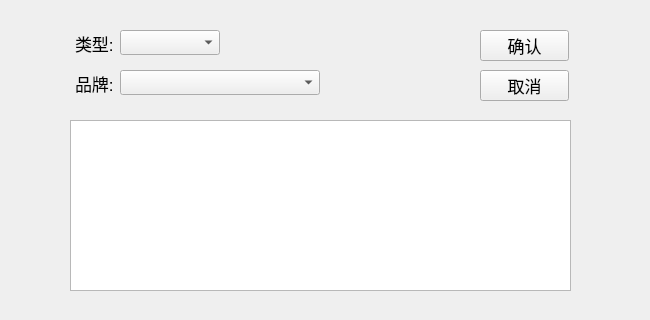
This is vendingMachine/modules/find_module/vm_findgoods.ui in linuxalan/myqtcode as Qt 5 draws it before an edit. The edited form follows.
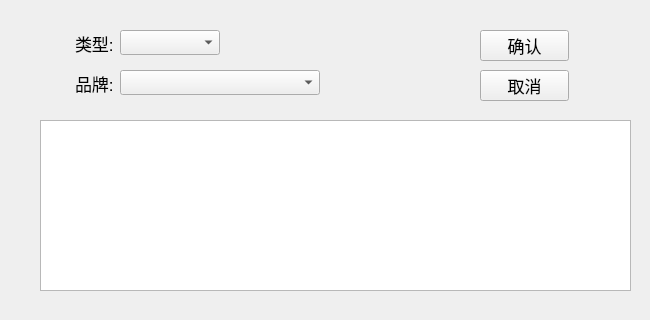
This is the edited form.

What changed in the file:
```diff
--- a/vendingMachine/modules/find_module/vm_findgoods.ui
+++ b/vendingMachine/modules/find_module/vm_findgoods.ui
@@ -34,9 +34,9 @@
   <widget class="QTextEdit" name="textEdit">
    <property name="geometry">
     <rect>
-     <x>70</x>
+     <x>40</x>
      <y>120</y>
-     <width>501</width>
+     <width>591</width>
      <height>171</height>
     </rect>
    </property>
```
Left out of the diff: 2 changed lines with no effect on the pictures.
